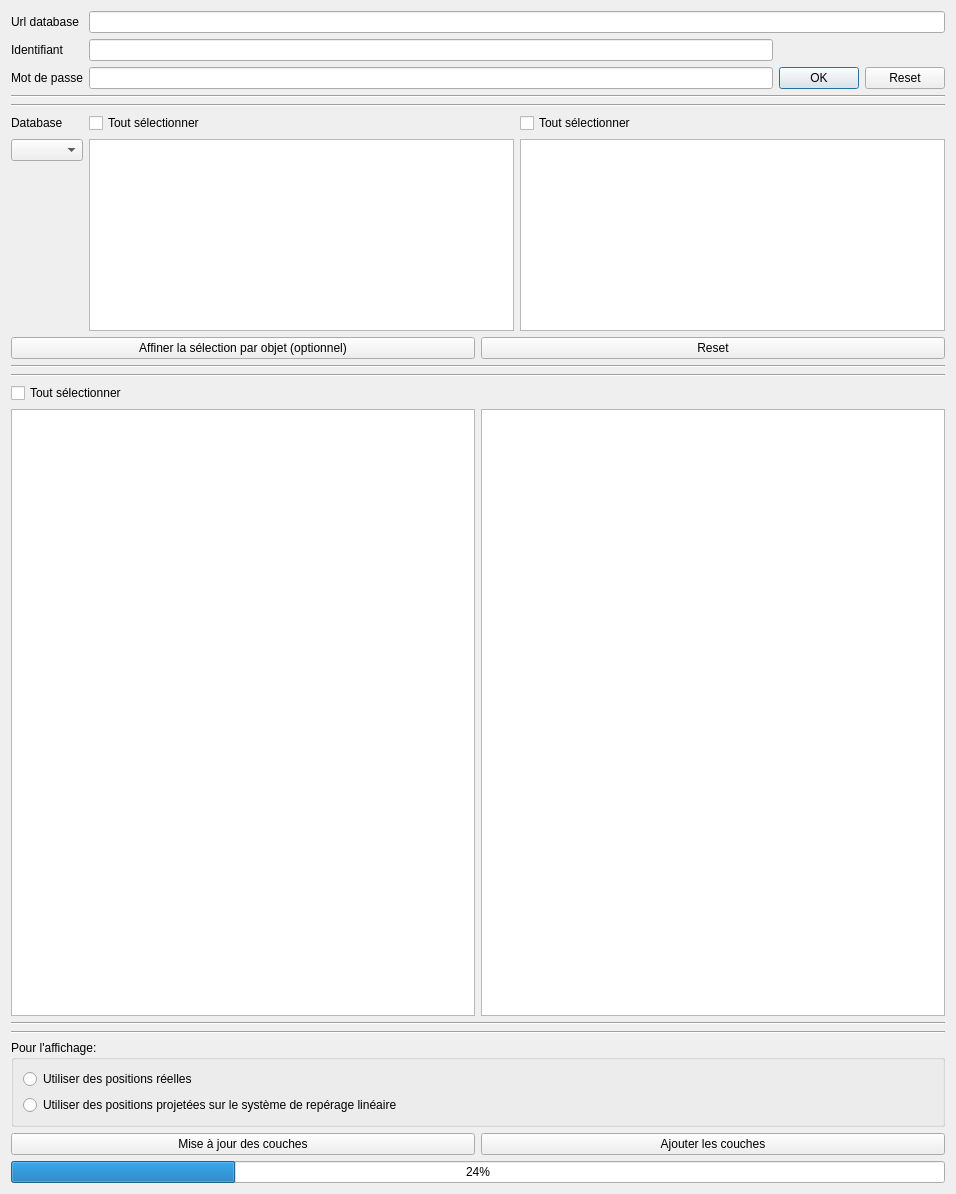
Before: the Qt Designer form couchdb_importer/couchdb_importer_dialog_base.ui in FranceDigues/SIRS-Digues-PluginQGis, drawn with Qt 5.
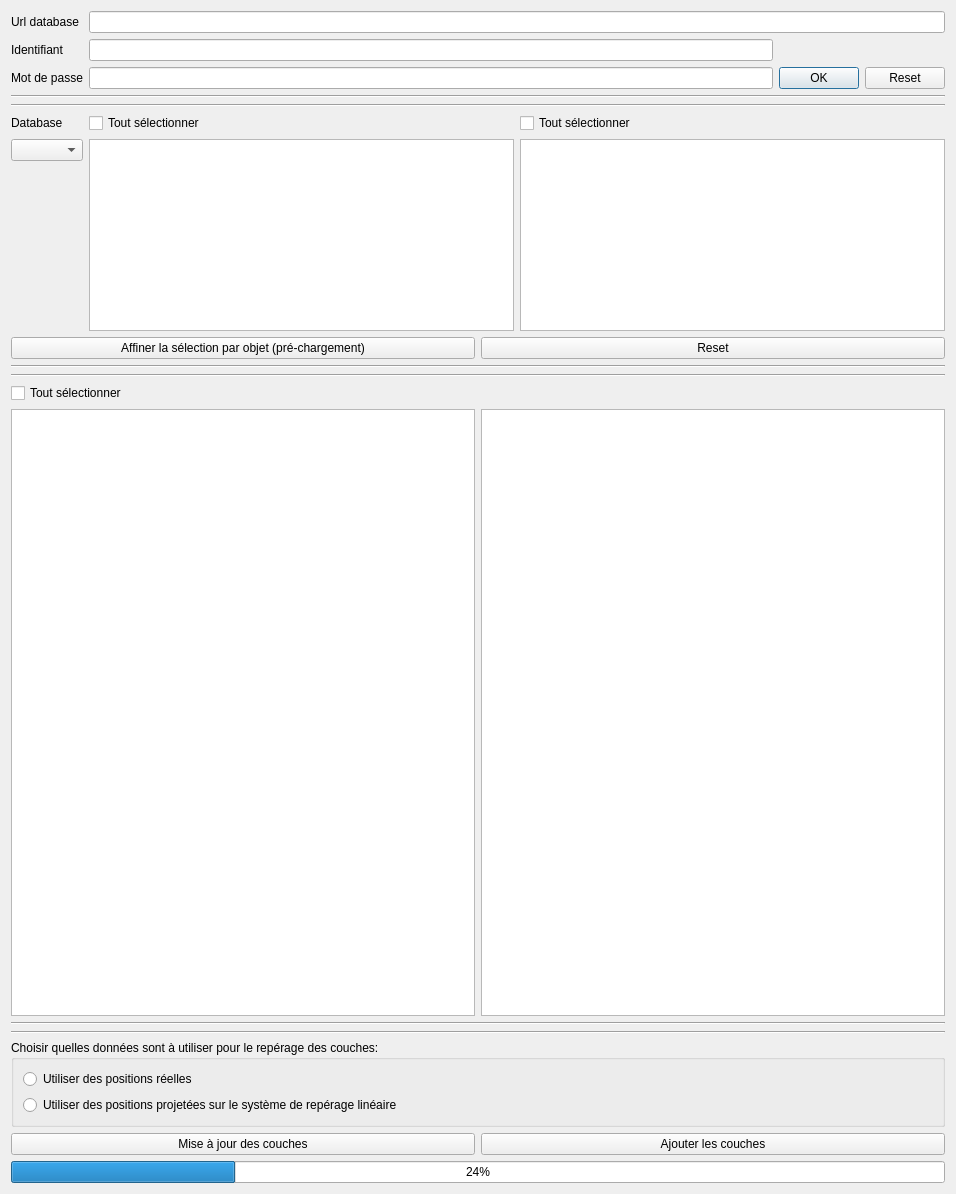
After: the same form once the commit is applied.

Commit message: Evolution: add label config, change pré load layer

Diff of the .ui file:
```diff
--- a/couchdb_importer/couchdb_importer_dialog_base.ui
+++ b/couchdb_importer/couchdb_importer_dialog_base.ui
@@ -115,7 +115,7 @@
      <item>
       <widget class="QPushButton" name="detailButton">
        <property name="text">
-        <string>Affiner la sélection par objet (optionnel)</string>
+        <string>Affiner la sélection par objet (pré-chargement)</string>
        </property>
       </widget>
      </item>
@@ -176,7 +176,7 @@
    <item>
     <widget class="QGroupBox" name="projection">
      <property name="title">
-      <string>Pour l'affichage:</string>
+      <string>Choisir quelles données sont à utiliser pour le repérage des couches:</string>
      </property>
      <layout class="QVBoxLayout" name="verticalLayout">
       <item>
```
The commit also changes 6 other files.
